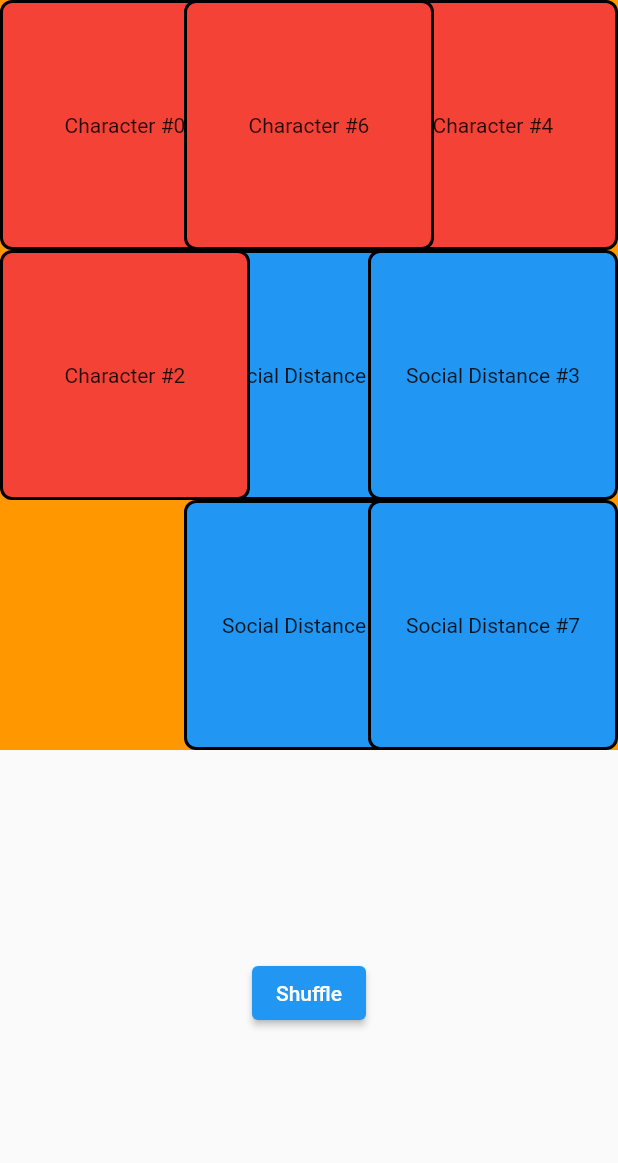
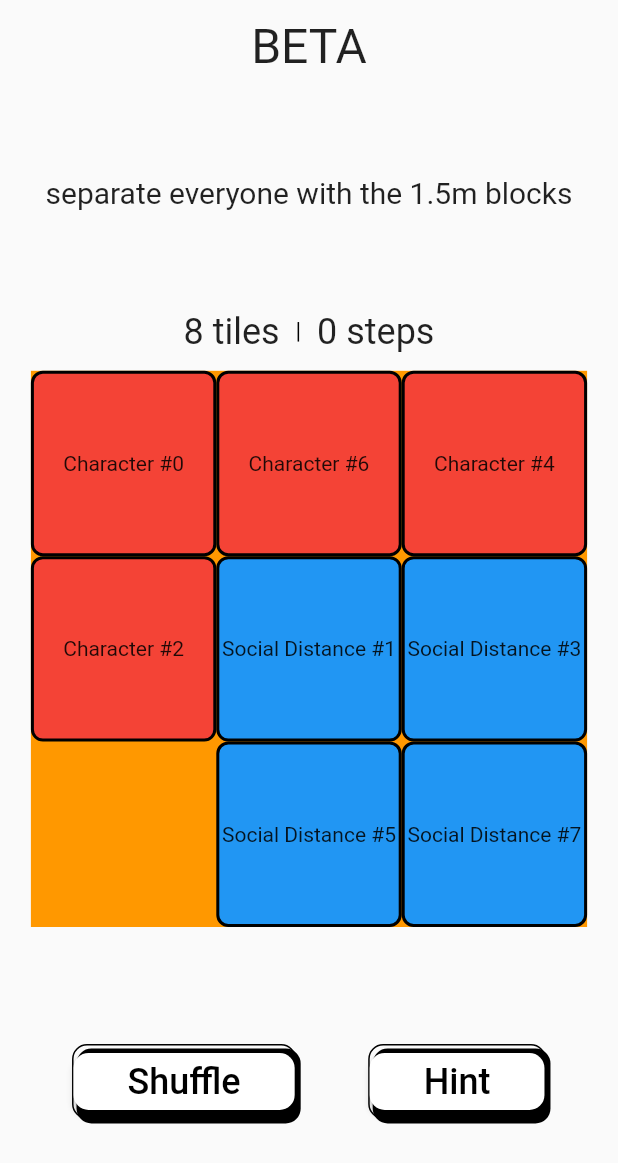
Before and after one commit to dylan-develop/leave_me_alone, a Flutter app: the screen it shows after launch, on a phone screen of 412 x 824 dp. Shown: the top 1163 px of the screen. Run offline on Flutter 3.47's test engine with Material 2 defaults, Android fonts, the phone set to English and light mode, and no system bars; our stand-ins replace bloc, equatable, flutter_bloc.

Commit message:
Add mobile layout structure

```diff
--- /dev/null
+++ b/lib/components/bottom_section.dart
@@ -0,0 +1,30 @@
+import 'package:flutter/material.dart';
+import 'package:flutter_bloc/flutter_bloc.dart';
+import 'package:slide_puzzle/bloc/puzzle_bloc.dart';
+import 'package:slide_puzzle/components/elevated_button.dart';
+
+class BottomSection extends StatelessWidget {
+  const BottomSection({Key? key}) : super(key: key);
+
+  @override
+  Widget build(BuildContext context) {
+    return Container(
+      margin: const EdgeInsets.symmetric(vertical: 12),
+      child: Row(
+        mainAxisAlignment: MainAxisAlignment.spaceEvenly,
+        children: [
+          CustomElevatedButton(
+            title: 'Shuffle',
+            onPressed: () {
+              context.read<PuzzleBloc>().add(PuzzleReset());
+            },
+          ),
+          CustomElevatedButton(
+            title: 'Hint',
+            onPressed: () {},
+          ),
+        ],
+      ),
+    );
+  }
+}
--- /dev/null
+++ b/lib/components/elevated_button.dart
@@ -0,0 +1,73 @@
+import 'package:flutter/material.dart';
+
+class CustomElevatedButton extends StatefulWidget {
+  final String title;
+  final Function onPressed;
+
+  const CustomElevatedButton({
+    Key? key,
+    required this.title,
+    required this.onPressed,
+  }) : super(key: key);
+
+  @override
+  State<CustomElevatedButton> createState() => _CustomElevatedButtonState();
+}
+
+class _CustomElevatedButtonState extends State<CustomElevatedButton> {
+  bool isTapped = false;
+
+  @override
+  Widget build(BuildContext context) {
+    return MouseRegion(
+      onEnter: (onEnter) {
+        setState(() {
+          isTapped = true;
+        });
+      },
+      onExit: (onExit) {
+        setState(() {
+          isTapped = false;
+        });
+      },
+      child: AnimatedSlide(
+        duration: const Duration(microseconds: 200),
+        offset: isTapped ? const Offset(0.03, 0.03) : const Offset(0, 0),
+        child: Container(
+          decoration: BoxDecoration(
+            border: Border.all(),
+            borderRadius: BorderRadius.circular(10),
+            boxShadow: [
+              BoxShadow(
+                color: isTapped ? Colors.transparent: Colors.black,
+                offset: isTapped ? const Offset(0, 0) : const Offset(3, 3),
+              ),
+            ],
+          ),
+          child: MaterialButton(
+            color: Colors.white,
+            shape: RoundedRectangleBorder(
+              borderRadius: BorderRadius.circular(10),
+            ),
+            onPressed: () {
+              widget.onPressed.call();
+            },
+            child: Padding(
+              padding: const EdgeInsets.symmetric(
+                horizontal: 20,
+                vertical: 5,
+              ),
+              child: Text(
+                widget.title,
+                style: TextStyle(
+                  fontSize: 24,
+                  color: isTapped ? Colors.grey[850] : Colors.black,
+                ),
+              ),
+            ),
+          ),
+        ),
+      ),
+    );
+  }
+}
--- a/lib/components/puzzle_board.dart
+++ b/lib/components/puzzle_board.dart
@@ -4,40 +4,33 @@ import 'package:slide_puzzle/bloc/puzzle_bloc.dart';
 import 'package:slide_puzzle/components/puzzle_tile.dart';
 
 class PuzzleBoard extends StatelessWidget {
-  const PuzzleBoard({Key? key}) : super(key: key);
+  final double dimenision;
+
+  const PuzzleBoard({
+    Key? key,
+    required this.dimenision,
+  }) : super(key: key);
 
   @override
   Widget build(BuildContext context) {
     final puzzle = context.select((PuzzleBloc bloc) => bloc.state.puzzle);
 
-    return Column(
-      children: [
-        SizedBox.square(
-          dimension: 500,
+    print('dimenision: ${dimenision / 3}');
+
+    return SizedBox.square(
+      dimension: dimenision,
       child: Container(
         color: Colors.orange,
         child: Stack(
           children: [
             for (int i = 0; i < puzzle.tiles.length; i++)
-                  PuzzleTile(tile: puzzle.tiles[i])
-              ],
-            ),
-          ),
-        ),
-        Expanded(
-          child: Row(
-            mainAxisAlignment: MainAxisAlignment.center,
-            children: [
-              ElevatedButton(
-                onPressed: () {
-                  context.read<PuzzleBloc>().add(PuzzleReset());
-                },
-                child: const Text('Shuffle'),
+              PuzzleTile(
+                tile: puzzle.tiles[i],
+                dimension: dimenision / 3,
               ),
           ],
         ),
       ),
-      ],
     );
   }
 }
--- a/lib/components/puzzle_tile.dart
+++ b/lib/components/puzzle_tile.dart
@@ -5,8 +5,13 @@ import 'package:slide_puzzle/models/tile.dart';
 
 class PuzzleTile extends StatelessWidget {
   final Tile tile;
+  final double dimension;
 
-  const PuzzleTile({Key? key, required this.tile}) : super(key: key);
+  const PuzzleTile({
+    Key? key,
+    required this.tile,
+    required this.dimension,
+  }) : super(key: key);
 
   @override
   Widget build(BuildContext context) {
@@ -23,7 +28,7 @@ class PuzzleTile extends StatelessWidget {
             context.read<PuzzleBloc>().add(TileTapped(tile));
           },
           child: SizedBox.square(
-            dimension: 500 / 3,
+            dimension: dimension,
             child: Container(
               decoration: BoxDecoration(
                 borderRadius: BorderRadius.circular(8),
--- /dev/null
+++ b/lib/components/responsive_layout_builder.dart
@@ -0,0 +1,30 @@
+import 'package:flutter/material.dart';
+
+class ResponsiveLayoutBuilder extends StatelessWidget {
+  final Widget mobile;
+  final Widget desktop;
+
+  const ResponsiveLayoutBuilder({
+    Key? key,
+    required this.mobile,
+    required this.desktop,
+  }) : super(key: key);
+
+  @override
+  Widget build(BuildContext context) {
+    return LayoutBuilder(
+      builder: (context, constraints) {
+        final screenWidth = MediaQuery.of(context).size.width;
+
+        if (screenWidth <= 768) {
+          return mobile;
+        }
+        if (screenWidth > 768) {
+          return desktop;
+        }
+
+        return mobile;
+      },
+    );
+  }
+}
--- /dev/null
+++ b/lib/components/top_section.dart
@@ -0,0 +1,56 @@
+import 'package:flutter/material.dart';
+import 'package:flutter_bloc/flutter_bloc.dart';
+import 'package:slide_puzzle/bloc/puzzle_bloc.dart';
+
+class TopSection extends StatelessWidget {
+  const TopSection({Key? key}) : super(key: key);
+
+  @override
+  Widget build(BuildContext context) {
+    final moves = context.select((PuzzleBloc bloc) => bloc.state.numberOfMoves);
+
+    return Container(
+      margin: const EdgeInsets.symmetric(vertical: 12),
+      child: Column(
+        mainAxisAlignment: MainAxisAlignment.spaceBetween,
+        children: [
+          const Text(
+            'BETA',
+            style: TextStyle(
+              fontSize: 32,
+            ),
+          ),
+          const Text(
+            'separate everyone with the 1.5m blocks',
+            style: TextStyle(
+              fontSize: 20,
+            ),
+          ),
+          Row(
+            mainAxisAlignment: MainAxisAlignment.center,
+            children: [
+              const Text(
+                '8 tiles',
+                style: TextStyle(
+                  fontSize: 24,
+                ),
+              ),
+              Container(
+                width: 1,
+                height: 13,
+                color: Colors.black,
+                margin: const EdgeInsets.symmetric(horizontal: 12),
+              ),
+              Text(
+                '$moves steps',
+                style: const TextStyle(
+                  fontSize: 24,
+                ),
+              ),
+            ],
+          ),
+        ],
+      ),
+    );
+  }
+}
--- a/lib/main.dart
+++ b/lib/main.dart
@@ -1,5 +1,5 @@
 import 'package:flutter/material.dart';
-import 'package:slide_puzzle/screens/home.dart';
+import 'package:slide_puzzle/screens/game.dart';
 
 void main() {
   runApp(const MyApp());
@@ -12,7 +12,7 @@ class MyApp extends StatelessWidget {
   Widget build(BuildContext context) {
     return const MaterialApp(
       title: 'Slide Puzzle',
-      home: HomePage(),
+      home: GamePage(),
     );
   }
 }
--- /dev/null
+++ b/lib/screens/game.dart
@@ -0,0 +1,70 @@
+import 'dart:math';
+
+import 'package:flutter/material.dart';
+import 'package:flutter_bloc/flutter_bloc.dart';
+import 'package:slide_puzzle/bloc/puzzle_bloc.dart';
+import 'package:slide_puzzle/components/bottom_section.dart';
+import 'package:slide_puzzle/components/puzzle_board.dart';
+import 'package:slide_puzzle/components/responsive_layout_builder.dart';
+import 'package:slide_puzzle/components/top_section.dart';
+
+class GamePage extends StatelessWidget {
+  const GamePage({Key? key}) : super(key: key);
+
+  @override
+  Widget build(BuildContext context) {
+    return MultiBlocProvider(
+      providers: [
+        BlocProvider<PuzzleBloc>(
+          create: (context) => PuzzleBloc()..add(PuzzleReset()),
+        ),
+      ],
+      child: Scaffold(
+        body: ResponsiveLayoutBuilder(
+          mobile: Column(
+            children: [
+              const Expanded(
+                flex: 6,
+                child: TopSection(),
+              ),
+              Expanded(
+                flex: 9,
+                child: PuzzleBoard(
+                  dimenision: min(
+                    MediaQuery.of(context).size.width - 16 * 2,
+                    MediaQuery.of(context).size.height * 9 / 20,
+                  ),
+                ),
+              ),
+              const Expanded(
+                flex: 5,
+                child: BottomSection(),
+              ),
+            ],
+          ),
+          desktop: Row(
+            children: [
+              Expanded(
+                flex: 2,
+                child: Container(
+                  color: Colors.pink,
+                ),
+              ),
+              Expanded(
+                flex: 3,
+                child: Center(
+                  child: PuzzleBoard(
+                    dimenision: min(
+                      MediaQuery.of(context).size.width * 3 / 5,
+                      MediaQuery.of(context).size.height - 167 * 2
+                    ),
+                  ),
+                ),
+              ),
+            ],
+          ),
+        ),
+      ),
+    );
+  }
+}
--- a/lib/screens/home.dart
+++ b/lib/screens/home.dart
@@ -19,9 +19,11 @@ class _HomePageState extends State<HomePage> {
           create: (context) => PuzzleBloc()..add(PuzzleReset()),
         ),
       ],
-      child: const Scaffold(
+      child: Scaffold(
         body: Center(
-          child: PuzzleBoard(),
+          child: PuzzleBoard(
+            dimenision: MediaQuery.of(context).size.width,
+          ),
         )
       ),
     );
```
Lines whose indentation alone changed are shown as unchanged.
